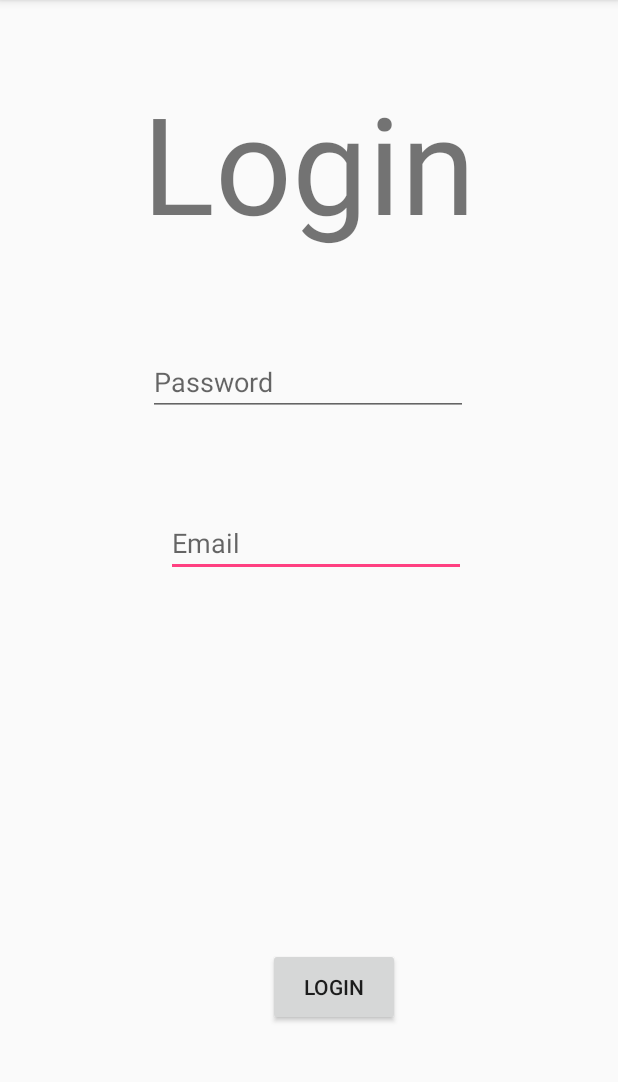
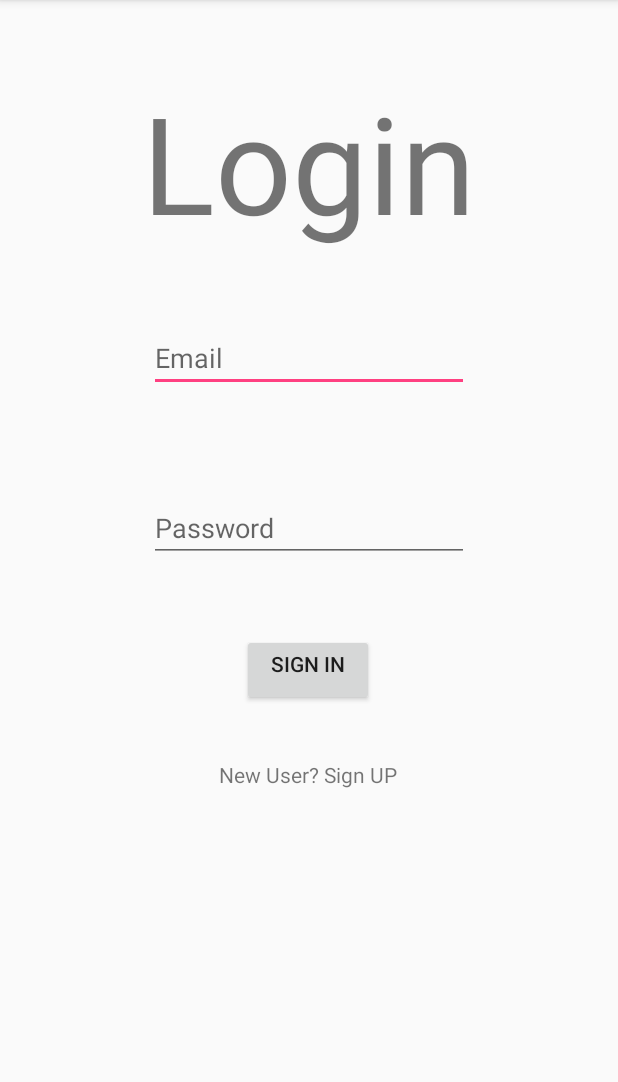
Before and after one commit to Amit-Chavda/PGiotary, an Android app: the screen it shows after launch (MainActivity before the commit, LoginPage after it), on a phone screen of 412 x 824 dp, the part 84-1166 px from its top. Run offline under Robolectric (Android 15) with nearby library versions, the phone set to English and light mode, and no system bars; our stand-ins replace Firebase (no records; nobody signed in at launch, a user with empty details on screens opened directly).

Commit message:
Signup and signin page added

```diff
--- a/app/build.gradle
+++ b/app/build.gradle
@@ -23,8 +23,10 @@ dependencies {
     implementation 'com.android.support:appcompat-v7:28.0.0'
     implementation 'androidx.appcompat:appcompat:1.0.0'
     implementation platform('com.google.firebase:firebase-bom:25.12.0')
+    implementation 'com.google.firebase:firebase-auth:19.4.0'
     implementation 'com.google.firebase:firebase-analytics'
     implementation 'com.android.support.constraint:constraint-layout:2.0.2'
+    implementation 'androidx.constraintlayout:constraintlayout:1.1.3'
     testImplementation 'junit:junit:4.12'
     androidTestImplementation 'com.android.support.test:runner:1.0.2'
     androidTestImplementation 'com.android.support.test.espresso:espresso-core:3.0.2'
--- a/app/src/main/AndroidManifest.xml
+++ b/app/src/main/AndroidManifest.xml
@@ -1,6 +1,7 @@
 <?xml version="1.0" encoding="utf-8"?>
 <manifest xmlns:android="http://schemas.android.com/apk/res/android"
     package="com.example.dhruv.pg_accomodation">
+    <uses-permission android:name="android.permission.INTERNET"></uses-permission>
 
     <application
         android:allowBackup="true"
@@ -9,7 +10,9 @@
         android:roundIcon="@mipmap/ic_launcher_round"
         android:supportsRtl="true"
         android:theme="@style/AppTheme">
-        <activity android:name=".MainActivity">
+        <activity android:name=".Home"></activity>
+        <activity android:name=".Registration" />
+        <activity android:name=".LoginPage">
             <intent-filter>
                 <action android:name="android.intent.action.MAIN" />
 
--- /dev/null
+++ b/app/src/main/java/com/example/dhruv/pg_accomodation/LoginPage.java
@@ -0,0 +1,115 @@
+package com.example.dhruv.pg_accomodation;
+
+import androidx.annotation.NonNull;
+import androidx.appcompat.app.AppCompatActivity;
+
+import android.content.Intent;
+import android.os.Bundle;
+import android.view.View;
+import android.widget.Button;
+import android.widget.EditText;
+import android.widget.TextView;
+import android.widget.Toast;
+
+import com.google.android.gms.tasks.OnCompleteListener;
+import com.google.android.gms.tasks.Task;
+import com.google.firebase.auth.AuthResult;
+import com.google.firebase.auth.FirebaseAuth;
+import com.google.firebase.auth.FirebaseUser;
+
+public class LoginPage extends AppCompatActivity {
+
+    EditText emailid,passwordet;
+    Button signin;
+    TextView tvsignup;
+    private FirebaseAuth firebaseAuth;
+    private FirebaseAuth.AuthStateListener authStateListener;
+    FirebaseUser firebaseUser;
+
+    @Override
+    protected void onCreate(Bundle savedInstanceState) {
+        super.onCreate(savedInstanceState);
+        setContentView(R.layout.activity_login);
+
+        firebaseAuth = FirebaseAuth.getInstance();
+        emailid = findViewById(R.id.emailEdittext);
+        passwordet = findViewById(R.id.passwordedittext);
+        signin = findViewById(R.id.signupbutton);
+        tvsignup = findViewById(R.id.oldusertext);
+        authStateListener = new FirebaseAuth.AuthStateListener() {
+
+            @Override
+            public void onAuthStateChanged(@NonNull FirebaseAuth firebaseAuth) {
+                firebaseUser = firebaseAuth.getCurrentUser();
+                if(firebaseUser != null){
+                    Toast.makeText(LoginPage.this, "You are logged in", Toast.LENGTH_SHORT).show();
+                    startActivity(new Intent(LoginPage.this,Home.class));
+                }else{
+                    Toast.makeText(LoginPage.this, "sign out", Toast.LENGTH_SHORT).show();
+                }
+            }
+        };
+
+
+
+
+        signin.setOnClickListener(new View.OnClickListener() {
+            @Override
+            public void onClick(View view) {
+
+
+                String email = emailid.getText().toString();
+                String password = passwordet.getText().toString();
+
+                if(email.isEmpty()){
+                    emailid.setError("Enter Email id");
+                    emailid.requestFocus();
+                }
+                else if(password.isEmpty()){
+                    passwordet.setError("Enter Password");
+                    passwordet.requestFocus();
+                }else if(!(email.isEmpty() && password.isEmpty())){
+                    firebaseAuth.signInWithEmailAndPassword(email,password).addOnCompleteListener(LoginPage.this, new OnCompleteListener<AuthResult>() {
+                        @Override
+                        public void onComplete(@NonNull Task<AuthResult> task) {
+                            if(!(task.isSuccessful())){
+                                Toast.makeText(LoginPage.this, "LogIn failed", Toast.LENGTH_SHORT).show();
+                            }else{
+                                Toast.makeText(LoginPage.this, "Login successful", Toast.LENGTH_SHORT).show();
+                                firebaseUser = firebaseAuth.getCurrentUser();
+                                startActivity(new Intent(LoginPage.this,Home.class));
+                                finish();
+
+                            }
+                        }
+                    });
+                }else{
+                    Toast.makeText(LoginPage.this, "Error occurred!", Toast.LENGTH_SHORT).show();
+                }
+
+            }//onclick
+        });
+
+        tvsignup.setOnClickListener(new View.OnClickListener() {
+            @Override
+            public void onClick(View view) {
+                startActivity(new Intent(LoginPage.this,Registration.class));
+            }
+        });
+    }//oncreate
+
+
+    @Override
+    protected void onStart() {
+        super.onStart();
+        firebaseAuth.addAuthStateListener((authStateListener));
+        firebaseUser = firebaseAuth.getCurrentUser();
+    }
+    @Override
+    public void onStop() {
+        super.onStop();
+        if (authStateListener != null) {
+            firebaseAuth.removeAuthStateListener(authStateListener);
+        }
+    }
+}
--- a/app/src/main/java/com/example/dhruv/pg_accomodation/MainActivity.java
+++ /dev/null
@@ -1,14 +0,0 @@
-package com.example.dhruv.pg_accomodation;
-
-import androidx.appcompat.app.AppCompatActivity;
-import android.os.Bundle;
-
-public class MainActivity extends AppCompatActivity {
-
-    @Override
-    protected void onCreate(Bundle savedInstanceState) {
-        super.onCreate(savedInstanceState);
-        setContentView(R.layout.activity_main);
-
-    }
-}
--- a/app/src/main/res/layout/activity_main.xml
+++ b/app/src/main/res/layout/activity_login.xml
@@ -4,64 +4,73 @@
     xmlns:tools="http://schemas.android.com/tools"
     android:layout_width="match_parent"
     android:layout_height="match_parent"
-    tools:context="com.example.dhruv.pg_accomodation.MainActivity">
+    tools:context="com.example.dhruv.pg_accomodation.LoginPage">
 
 
     <Button
-        android:id="@+id/button3"
+        android:id="@+id/signupbutton"
         android:layout_width="wrap_content"
-        android:layout_height="52dp"
+        android:layout_height="wrap_content"
         android:layout_centerHorizontal="true"
-        android:layout_marginBottom="84dp"
-        android:text="Login"
-        app:layout_constraintBottom_toBottomOf="parent"
+        android:layout_marginTop="48dp"
+        android:gravity="center_horizontal"
+        android:text="Sign In"
         app:layout_constraintEnd_toEndOf="parent"
-        app:layout_constraintHorizontal_bias="0.551"
-        app:layout_constraintStart_toStartOf="parent" />
+        app:layout_constraintHorizontal_bias="0.498"
+        app:layout_constraintStart_toStartOf="parent"
+        app:layout_constraintTop_toBottomOf="@+id/passwordedittext" />
 
     <TextView
-        android:id="@+id/textView"
+        android:id="@+id/login_text"
         android:layout_width="wrap_content"
         android:layout_height="wrap_content"
         android:layout_alignParentTop="true"
         android:layout_centerHorizontal="true"
         android:layout_marginTop="48dp"
+        android:gravity="center_horizontal"
         android:text="Login"
         android:textSize="90sp"
         app:layout_constraintEnd_toEndOf="parent"
         app:layout_constraintStart_toStartOf="parent"
         app:layout_constraintTop_toTopOf="parent" />
 
+    <TextView
+        android:id="@+id/oldusertext"
+        android:layout_width="wrap_content"
+        android:layout_height="wrap_content"
+        android:layout_marginTop="36dp"
+        android:gravity="center_horizontal"
+        android:text="New User? Sign UP"
+        app:layout_constraintEnd_toEndOf="parent"
+        app:layout_constraintHorizontal_bias="0.498"
+        app:layout_constraintStart_toStartOf="parent"
+        app:layout_constraintTop_toBottomOf="@+id/signupbutton" />
+
     <EditText
-        android:id="@+id/editText"
-        android:layout_width="200dp"
-        android:layout_height="39dp"
-        android:layout_marginTop="68dp"
+        android:id="@+id/emailEdittext"
+        android:layout_width="wrap_content"
+        android:layout_height="wrap_content"
+        android:layout_marginTop="48dp"
+        android:ems="10"
         android:hint="@string/email"
         android:inputType="textEmailAddress"
         app:layout_constraintEnd_toEndOf="parent"
-        app:layout_constraintHorizontal_bias="0.521"
         app:layout_constraintStart_toStartOf="parent"
-        app:layout_constraintTop_toBottomOf="@+id/editText2" />
+        app:layout_constraintTop_toBottomOf="@+id/login_text"
+        tools:ignore="MissingConstraints" />
 
     <EditText
-        android:id="@+id/editText2"
+        android:id="@+id/passwordedittext"
         android:layout_width="wrap_content"
         android:layout_height="wrap_content"
-        android:layout_alignParentEnd="true"
-        android:layout_alignParentLeft="true"
-        android:layout_alignParentRight="true"
-        android:layout_alignParentStart="true"
-        android:layout_below="@+id/editText"
-        android:layout_centerHorizontal="true"
-        android:layout_marginTop="64dp"
+        android:layout_marginTop="68dp"
         android:ems="10"
         android:hint="Password"
         android:inputType="textPassword"
         app:layout_constraintEnd_toEndOf="parent"
-        app:layout_constraintHorizontal_bias="0.497"
         app:layout_constraintStart_toStartOf="parent"
-        app:layout_constraintTop_toBottomOf="@+id/textView" />
+        app:layout_constraintTop_toBottomOf="@+id/emailEdittext"
+        tools:ignore="MissingConstraints" />
 
 
 </androidx.constraintlayout.widget.ConstraintLayout>
--- a/app/src/main/res/values/strings.xml
+++ b/app/src/main/res/values/strings.xml
@@ -1,4 +1,5 @@
 <resources>
     <string name="app_name">PG_Accomodation</string>
     <string name="email">Email</string>
+    <string name="login">Login</string>
 </resources>
```
